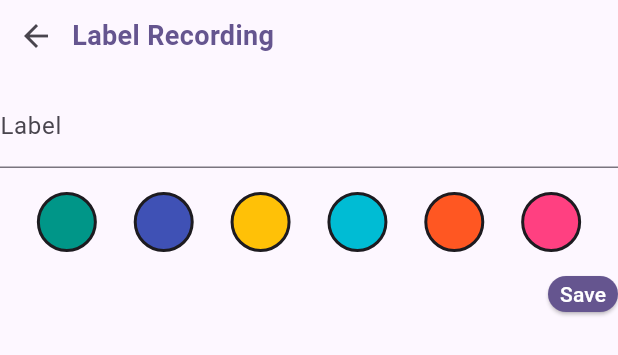
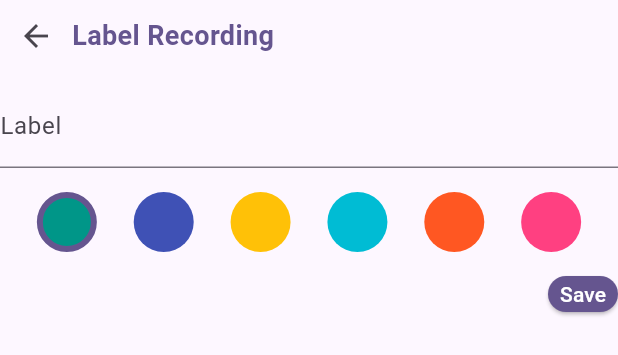
Before and after one commit to k-vandijk/takes, a Flutter app: the LabelModalContent widget shown alone on an empty page, opened directly with empty values, after a tap on "Save", on a phone screen of 412 x 824 dp. Shown: the top 355 px of the screen. Run offline on Flutter 3.47's test engine with Material 3 defaults, Android fonts, the phone set to English and light mode, and no system bars; our stand-ins replace audioplayers, just_audio, shared_preferences; missing offline and left inert: record; accounts and stored records are empty.

Commit message:
Added labels

```diff
--- a/lib/screens/home_screen.dart
+++ b/lib/screens/home_screen.dart
@@ -107,6 +107,9 @@ class _HomeScreenState extends State<HomeScreen> {
                   return RecordingWidget(
                     recording: recording,
                     onDelete: () => _onDeleteRecording(recording),
+                    label: recording.label,
+                    labelBackgroundColor: recording.labelBackgroundColor,
+                    labelForegroundColor: recording.labelForegroundColor,
                   );
                 },
               );
--- a/lib/widgets/recording_details_modal.dart
+++ b/lib/widgets/recording_details_modal.dart
@@ -46,6 +46,7 @@ class _RecordingDetailsModalState extends State<RecordingDetailsModal> {
         break;
       case ModalContent.label:
         modalToShow = LabelModalContent(
+          recording: widget.recording,
           onBack: () {
             setState(() {
               HapticFeedback.mediumImpact();
@@ -152,20 +153,51 @@ class DetailsModalContent extends StatelessWidget {
   }
 }
 
-class LabelModalContent extends StatelessWidget {
+class LabelModalContent extends StatefulWidget {
+  final Recording recording;
   final VoidCallback onBack;
 
-  const LabelModalContent({super.key, required this.onBack});
+  const LabelModalContent({
+    super.key,
+    required this.recording,
+    required this.onBack,
+  });
+
+  @override
+  State<LabelModalContent> createState() => _LabelModalContentState();
+}
+
+class _LabelModalContentState extends State<LabelModalContent> {
+
+  Color selectedColor = labelColors.first;
+
+  void onSave(BuildContext context, String label) {
+    if (label.isNotEmpty) {
+    widget.recording.label = label;
+    widget.recording.labelBackgroundColor = selectedColor;
+    widget.recording.labelForegroundColor = Colors.white;
+    Provider.of<RecordsProvider>(context, listen: false)
+        .updateRecording(widget.recording)
+        .then((_) {
+          Navigator.pop(context);
+        })
+        .catchError((error) {
+          showErrorSnackBar(context);
+        });
+    }
+  }
 
   @override
   Widget build(BuildContext context) {
+    final TextEditingController controller = TextEditingController();
+
     return Column(
       mainAxisSize: MainAxisSize.min,
       crossAxisAlignment: CrossAxisAlignment.start,
       children: [
         Row(
           children: [
-            IconButton(icon: const Icon(Icons.arrow_back), onPressed: onBack),
+            IconButton(icon: const Icon(Icons.arrow_back), onPressed: widget.onBack),
             Center(
               child: Text(
                 'Label Recording',
@@ -179,7 +211,12 @@ class LabelModalContent extends StatelessWidget {
           ],
         ),
         const SizedBox(height: 8),
-        const TextField(decoration: InputDecoration(labelText: 'Label')),
+        TextField(
+          controller: controller,
+          decoration: const InputDecoration(
+            labelText: 'Label'
+          )
+        ),
         const SizedBox(height: 16),
         Row(
           mainAxisAlignment: MainAxisAlignment.spaceEvenly,
@@ -187,7 +224,10 @@ class LabelModalContent extends StatelessWidget {
               labelColors.map((color) {
                 return GestureDetector(
                   onTap: () {
-                    print('Selected color: $color');
+                    setState(() {
+                      HapticFeedback.mediumImpact();
+                      selectedColor = color;
+                    });
                   },
                   child: Container(
                     width: 40,
@@ -195,10 +235,9 @@ class LabelModalContent extends StatelessWidget {
                     decoration: BoxDecoration(
                       color: color,
                       shape: BoxShape.circle,
-                      border: Border.all(
-                        color: Theme.of(context).colorScheme.onSurface,
-                        width: 2,
-                      ),
+                      border: selectedColor == color
+                          ? Border.all(color: Theme.of(context).colorScheme.primary, width: 4)
+                          : null,
                     ),
                   ),
                 );
@@ -210,9 +249,7 @@ class LabelModalContent extends StatelessWidget {
           children: [
             SmallButtonWidget(
               text: 'Save',
-              onPressed: () {
-                // Save label logic
-              },
+              onPressed: () => onSave(context, controller.text),
             ),
           ],
         ),
```
Also changed, not shown: lib/widgets/recording_widget.dart (+3 -4 lines).
